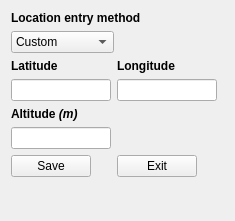
The window that GUI_Windows/Location.ui (AmateurRadioTelescopeSystem/RadioTelescope_Controller) describes before a commit, drawn with Qt 5.
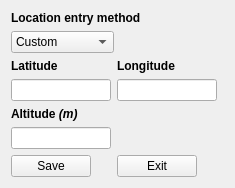
The same window after the commit.

Commit message: Improved location settings dialog

What changed in the file:
```diff
--- a/GUI_Windows/Location.ui
+++ b/GUI_Windows/Location.ui
@@ -7,9 +7,14 @@
     <x>0</x>
     <y>0</y>
     <width>235</width>
-    <height>221</height>
+    <height>184</height>
    </rect>
   </property>
+  <property name="font">
+   <font>
+    <family>Segoe UI</family>
+   </font>
+  </property>
   <property name="windowTitle">
    <string>Location Settings</string>
   </property>
```
The commit also changes 3 other files.
